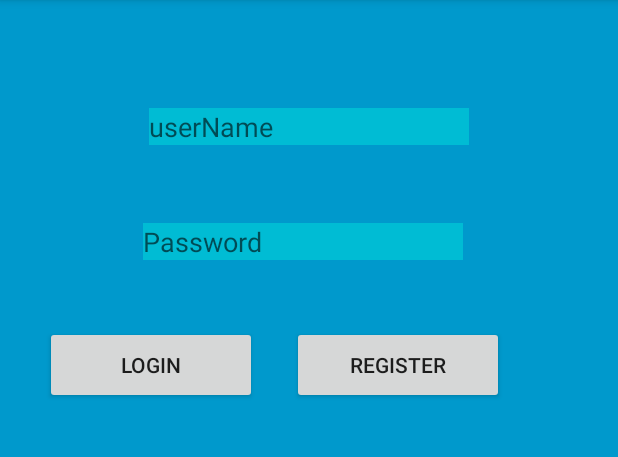
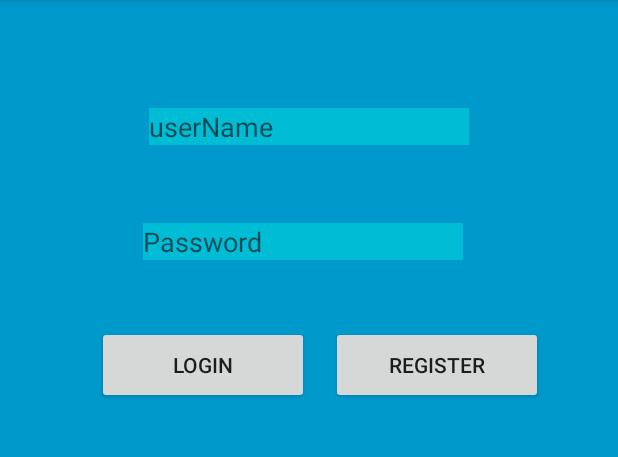
Before and after one commit to mihaikrisan/ElementsBattle, an Android app: the screen it shows after launch (MainActivity), on a phone screen of 412 x 824 dp, the part 84-541 px from its top. Run offline under Robolectric (Android 15) with nearby library versions, the phone set to English and light mode, and no system bars; our stand-ins replace Firebase (no records; nobody signed in at launch, a user with empty details on screens opened directly).

Commit message:
grasu chestii xml

```diff
--- a/gamev10/app/src/main/res/layout/activity_main.xml
+++ b/gamev10/app/src/main/res/layout/activity_main.xml
@@ -5,7 +5,7 @@
     android:layout_width="match_parent"
     android:layout_height="match_parent"
     android:background="@android:color/holo_blue_dark"
-    tools:context=".Login">
+    >
 
     <EditText
         android:id="@+id/user"
@@ -38,11 +38,11 @@
         android:id="@+id/loginBtn"
         android:layout_width="141dp"
         android:layout_height="52dp"
+        android:layout_marginStart="50dp"
         android:layout_marginTop="44dp"
         android:text="Login"
         app:layout_constraintBottom_toBottomOf="parent"
         app:layout_constraintEnd_toStartOf="@+id/registerBtn"
-        app:layout_constraintHorizontal_bias="0.564"
         app:layout_constraintStart_toStartOf="parent"
         app:layout_constraintTop_toBottomOf="@+id/passwd"
         app:layout_constraintVertical_bias="0.0" />
@@ -52,7 +52,7 @@
         android:layout_width="141dp"
         android:layout_height="52dp"
         android:layout_marginTop="44dp"
-        android:layout_marginEnd="76dp"
+        android:layout_marginEnd="50dp"
         android:text="Register"
         app:layout_constraintBottom_toBottomOf="parent"
         app:layout_constraintEnd_toEndOf="parent"
```
